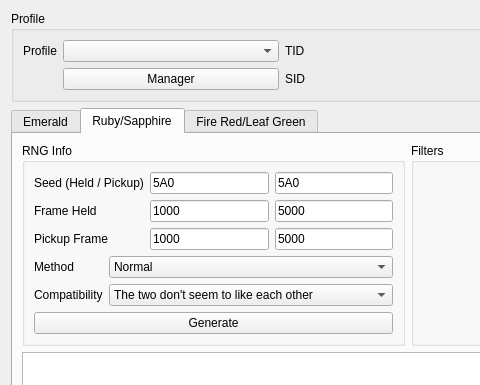
First picture: the form in Forms/Gen3/Eggs3.ui, repository Admiral-Fish/PokeFinder, before the edit; both pictures show x 0 to 480 and y 0 to 385 of the 1200 by 700 pixel window.
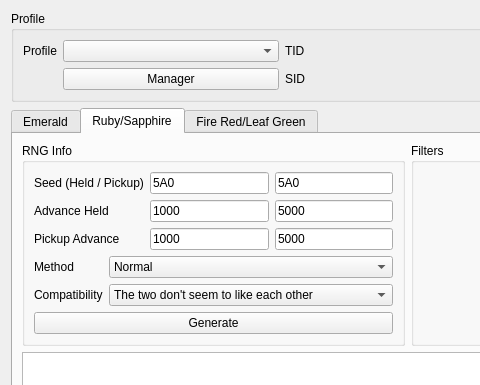
Second picture: the form after the edit. The open tabs and pages were chosen to show the change. Custom widgets are drawn as their Qt base class.

Commit message: Rename frame to advance, and start from advance 0

Patch:
```diff
--- a/Forms/Gen3/Eggs3.ui
+++ b/Forms/Gen3/Eggs3.ui
@@ -416,7 +416,7 @@
                </sizepolicy>
               </property>
               <property name="text">
-               <string>Frame Held</string>
+               <string>Advance Held</string>
               </property>
              </widget>
             </item>
@@ -443,7 +443,7 @@
                </sizepolicy>
               </property>
               <property name="text">
-               <string>Pickup Frame</string>
+               <string>Pickup Advance</string>
               </property>
              </widget>
             </item>
```
Left out of the diff: 36 changed lines with no effect on the pictures. The commit also changes 272 other files.
